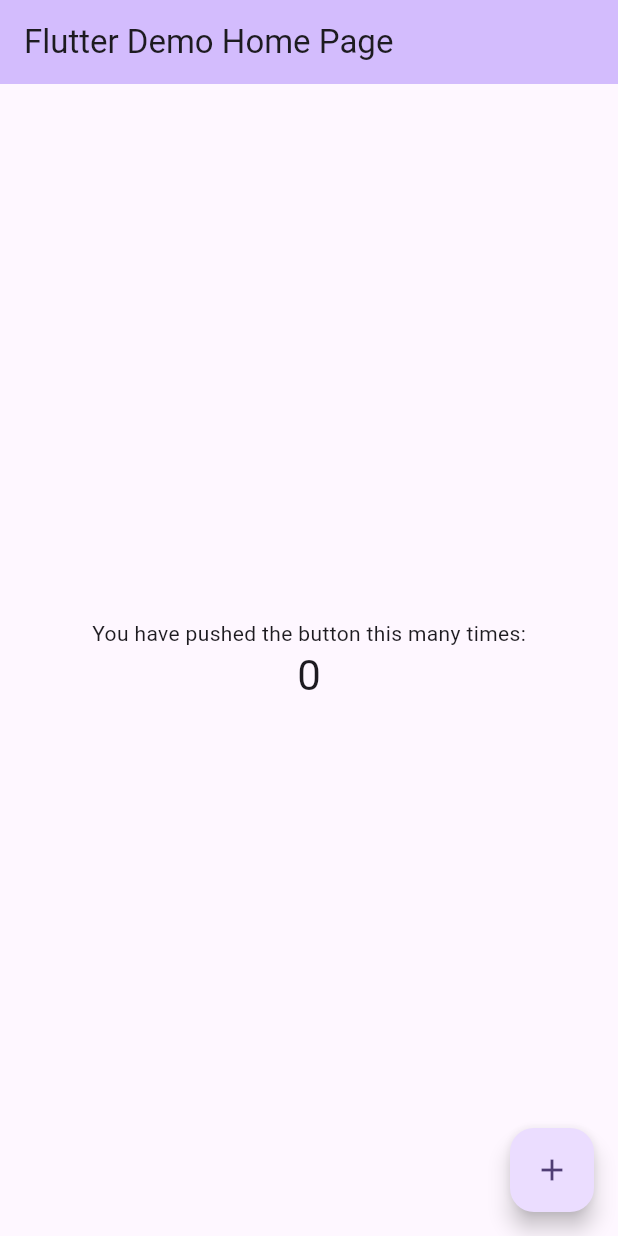
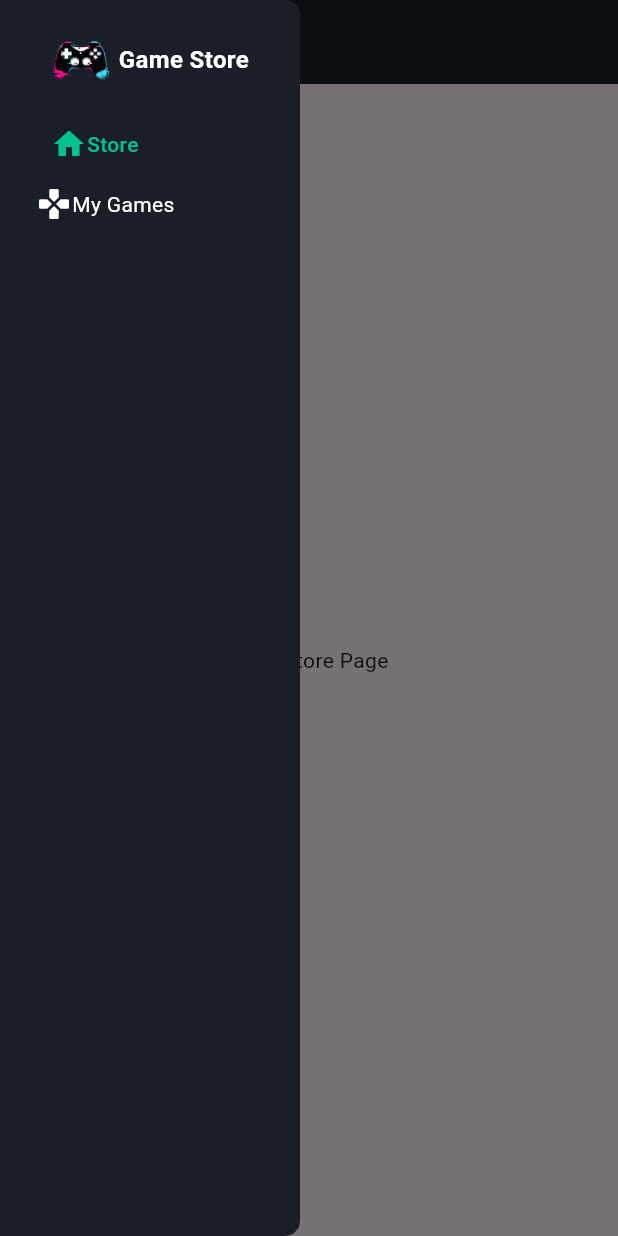
Before and after one commit to Calvin-C-M/game_store_flutter, a Flutter app: the screen it shows after launch, with the side drawer open (before the commit the screen has no drawer), on a phone screen of 412 x 824 dp. Run offline on Flutter 3.47's test engine with Material 2 defaults, Android fonts, the phone set to English and light mode, and no system bars; drawn by our look-alikes of sidebarx.

Commit message:
Add sidebar component

```diff
--- /dev/null
+++ b/lib/components/sidebar.dart
@@ -0,0 +1,81 @@
+import 'package:flutter/material.dart';
+import 'package:sidebarx/sidebarx.dart';
+
+class Sidebar extends StatelessWidget {
+  final SidebarXController controller;
+  const Sidebar({Key? key, required this.controller}) : super(key: key);
+
+  @override
+  Widget build(BuildContext context) {
+    return SidebarX(
+      theme: const SidebarXTheme(
+        decoration: BoxDecoration(
+          color: Color.fromARGB(255, 25, 30, 41),
+          borderRadius: BorderRadius.only(topRight: Radius.circular(10), bottomRight: Radius.circular(10))
+        ),
+        iconTheme: IconThemeData(
+          color: Colors.white
+        ),
+        selectedIconTheme: IconThemeData(
+          color: Color.fromARGB(255, 1, 195, 141)
+        ),
+        textStyle: TextStyle(
+          color: Colors.white,
+        ),
+        selectedTextStyle: TextStyle(
+          color: Color.fromARGB(255, 1, 195, 141),
+          fontWeight: FontWeight.w500
+        ),
+        itemPadding: EdgeInsets.symmetric(horizontal: 20.0),
+        selectedItemPadding: EdgeInsets.symmetric(horizontal: 30.0)
+      ),
+      extendedTheme: const SidebarXTheme(
+        width: 200
+      ),
+      controller: controller,
+      headerBuilder: (context, extended) {
+        return SizedBox(
+          height: 80,
+          child: Row(
+            crossAxisAlignment: CrossAxisAlignment.center,
+            mainAxisAlignment: MainAxisAlignment.center,
+            children: [
+              Image.asset(
+                "images/store-logo.png",
+                width: 40,
+                height: 40,
+              ),
+              const SizedBox(
+                width: 5,
+              ),
+              const Text(
+                "Game Store",
+                style: TextStyle(
+                  color: Colors.white,
+                  fontWeight: FontWeight.bold,
+                  fontSize: 16.0,
+                ),
+              )
+            ],
+          )
+        );
+      },
+      showToggleButton: false,
+      items: [
+        SidebarXItem(
+          icon: Icons.home,
+          label: 'Store',
+          onTap: () {
+          }
+        ),
+        SidebarXItem(
+          icon: Icons.gamepad_rounded,
+          label: 'My Games',
+          onTap: () {
+
+          }
+        ),
+      ],
+    );
+  }
+}
--- a/lib/main.dart
+++ b/lib/main.dart
@@ -1,4 +1,5 @@
 import 'package:flutter/material.dart';
+import 'package:game_store/store_screen.dart';
 
 void main() {
   runApp(const MyApp());
@@ -11,91 +12,12 @@ class MyApp extends StatelessWidget {
   @override
   Widget build(BuildContext context) {
     return MaterialApp(
-      title: 'Flutter Demo',
+      title: 'Gamma Max Store',
       theme: ThemeData(
         colorScheme: ColorScheme.fromSeed(seedColor: Colors.deepPurple),
         useMaterial3: true,
       ),
-      home: const MyHomePage(title: 'Flutter Demo Home Page'),
+      home: const MainScreen(),
     );
   }
 }
-
-class MyHomePage extends StatefulWidget {
-  const MyHomePage({super.key, required this.title});
-
-  final String title;
-
-  @override
-  State<MyHomePage> createState() => _MyHomePageState();
-}
-
-class _MyHomePageState extends State<MyHomePage> {
-  int _counter = 0;
-
-  void _incrementCounter() {
-    setState(() {
-      // This call to setState tells the Flutter framework that something has
-      // changed in this State, which causes it to rerun the build method below
-      // so that the display can reflect the updated values. If we changed
-      // _counter without calling setState(), then the build method would not be
-      // called again, and so nothing would appear to happen.
-      _counter++;
-    });
-  }
-
-  @override
-  Widget build(BuildContext context) {
-    // This method is rerun every time setState is called, for instance as done
-    // by the _incrementCounter method above.
-    //
-    // The Flutter framework has been optimized to make rerunning build methods
-    // fast, so that you can just rebuild anything that needs updating rather
-    // than having to individually change instances of widgets.
-    return Scaffold(
-      appBar: AppBar(
-        // TRY THIS: Try changing the color here to a specific color (to
-        // Colors.amber, perhaps?) and trigger a hot reload to see the AppBar
-        // change color while the other colors stay the same.
-        backgroundColor: Theme.of(context).colorScheme.inversePrimary,
-        // Here we take the value from the MyHomePage object that was created by
-        // the App.build method, and use it to set our appbar title.
-        title: Text(widget.title),
-      ),
-      body: Center(
-        // Center is a layout widget. It takes a single child and positions it
-        // in the middle of the parent.
-        child: Column(
-          // Column is also a layout widget. It takes a list of children and
-          // arranges them vertically. By default, it sizes itself to fit its
-          // children horizontally, and tries to be as tall as its parent.
-          //
-          // Column has various properties to control how it sizes itself and
-          // how it positions its children. Here we use mainAxisAlignment to
-          // center the children vertically; the main axis here is the vertical
-          // axis because Columns are vertical (the cross axis would be
-          // horizontal).
-          //
-          // TRY THIS: Invoke "debug painting" (choose the "Toggle Debug Paint"
-          // action in the IDE, or press "p" in the console), to see the
-          // wireframe for each widget.
-          mainAxisAlignment: MainAxisAlignment.center,
-          children: <Widget>[
-            const Text(
-              'You have pushed the button this many times:',
-            ),
-            Text(
-              '$_counter',
-              style: Theme.of(context).textTheme.headlineMedium,
-            ),
-          ],
-        ),
-      ),
-      floatingActionButton: FloatingActionButton(
-        onPressed: _incrementCounter,
-        tooltip: 'Increment',
-        child: const Icon(Icons.add),
-      ), // This trailing comma makes auto-formatting nicer for build methods.
-    );
-  }
-}
--- /dev/null
+++ b/lib/pages/my_games.dart
@@ -0,0 +1,12 @@
+import 'package:flutter/material.dart';
+
+class MyGamesPage extends StatelessWidget {
+  const MyGamesPage({Key? key}) : super(key: key);
+
+  @override
+  Widget build(BuildContext context) {
+    return const Center(
+      child: Text("My Games Page")
+    );
+  }
+}
--- /dev/null
+++ b/lib/pages/store.dart
@@ -0,0 +1,12 @@
+import 'package:flutter/material.dart';
+
+class StorePage extends StatelessWidget {
+  const StorePage({Key? key}) : super(key: key);
+
+  @override
+  Widget build(BuildContext context) {
+    return const Center(
+      child: Text("Main Store Page"),
+    );
+  }
+}
--- /dev/null
+++ b/lib/store_screen.dart
@@ -0,0 +1,67 @@
+import 'package:flutter/material.dart';
+import 'package:game_store/components/sidebar.dart';
+import 'package:game_store/pages/my_games.dart';
+import 'package:game_store/pages/store.dart';
+import 'package:sidebarx/sidebarx.dart';
+
+class MainScreen extends StatefulWidget {
+  const MainScreen({Key? key}) : super(key: key);
+
+  @override
+  MainScreenState createState() => MainScreenState();
+}
+
+class MainScreenState extends State<MainScreen> {
+  final _sidebarController = SidebarXController(selectedIndex: 0, extended: true);
+  final _key = GlobalKey<ScaffoldState>();
+
+  @override
+  Widget build(BuildContext context) {
+    return SafeArea(
+        child: Builder(
+        builder: (context) {
+          return Scaffold(
+            key: _key,
+            appBar: AppBar(
+              title: const Text(
+                "Game Store",
+                style: TextStyle(
+                  color: Colors.white,
+                  fontWeight: FontWeight.bold,
+                )
+              ),
+              leading: IconButton(
+                onPressed: () {
+                  _key.currentState?.openDrawer();
+                },
+                icon: const Icon(
+                  Icons.menu,
+                  color: Colors.white,
+                )
+              ),
+              backgroundColor: const Color.fromARGB(255, 25, 30, 41),
+            ),
+            drawer: Sidebar(controller: _sidebarController),
+            body: Center(
+              child: AnimatedBuilder(
+                animation: _sidebarController,
+                builder: (context,build) {
+                  switch(_sidebarController.selectedIndex) {
+                    case 0:
+                      return const StorePage();
+
+                    case 1:
+                      return const MyGamesPage();
+
+                    default:
+                      return const StorePage();
+                  }
+                },
+              )
+            ),
+          );
+        }
+      ),
+    );
+  }
+}
--- a/pubspec.yaml
+++ b/pubspec.yaml
@@ -28,6 +28,7 @@ environment:
 # the latest version available on pub.dev. To see which dependencies have newer
 # versions available, run `flutter pub outdated`.
 dependencies:
+  sidebarx: ^0.16.1
   flutter:
     sdk: flutter
 
@@ -57,6 +58,9 @@ flutter:
   # included with your application, so that you can use the icons in
   # the material Icons class.
   uses-material-design: true
+
+  assets:
+    - images/
 
   # To add assets to your application, add an assets section, like this:
   # assets:
```
Also changed, not shown: images/store-logo.png (added), images/store_logo.jpg (added), pubspec.lock, 1 other file.
